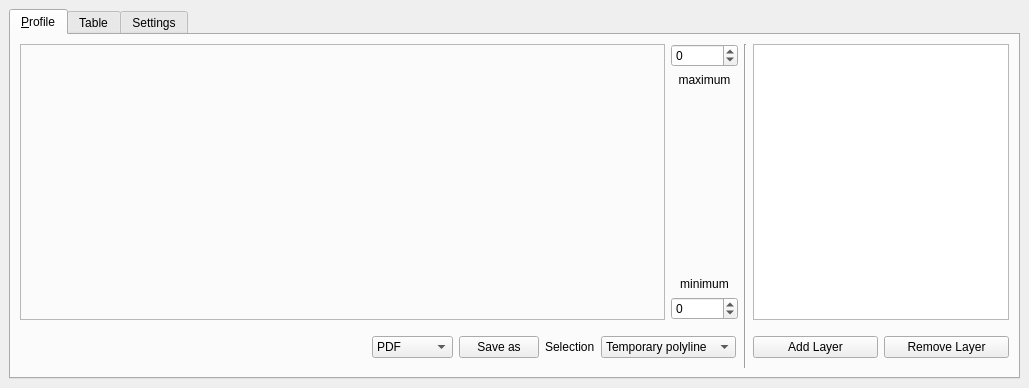
etiennesky/profiletool, file ui/profiletool.ui: the form before one commit.
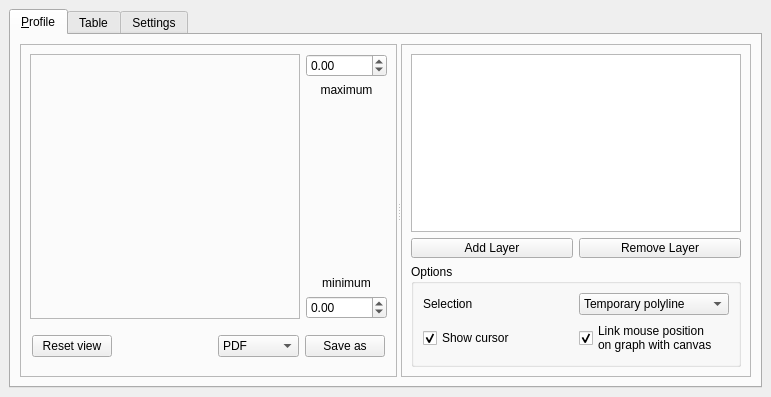
The form after the commit.

Patch:
```diff
--- a/ui/profiletool.ui
+++ b/ui/profiletool.ui
@@ -6,8 +6,8 @@
    <rect>
     <x>0</x>
     <y>0</y>
-    <width>1029</width>
-    <height>388</height>
+    <width>771</width>
+    <height>397</height>
    </rect>
   </property>
   <property name="windowTitle">
@@ -20,7 +20,7 @@
      <verstretch>0</verstretch>
     </sizepolicy>
    </property>
-   <layout class="QVBoxLayout" name="verticalLayout_3">
+   <layout class="QVBoxLayout" name="verticalLayout">
     <item>
      <widget class="QTabWidget" name="tabWidget">
       <property name="autoFillBackground">
@@ -53,29 +53,114 @@
        </attribute>
        <layout class="QHBoxLayout" name="horizontalLayout_2">
         <item>
-         <layout class="QGridLayout" name="gridLayout">
-          <item row="0" column="5">
-           <widget class="QTableView" name="tableView">
+         <widget class="QSplitter" name="splitter">
+          <property name="orientation">
+           <enum>Qt::Horizontal</enum>
+          </property>
+          <widget class="QFrame" name="frame">
+           <property name="frameShape">
+            <enum>QFrame::StyledPanel</enum>
+           </property>
+           <property name="frameShadow">
+            <enum>QFrame::Raised</enum>
+           </property>
+           <layout class="QGridLayout" name="gridLayout_3">
+            <item row="0" column="1">
+             <layout class="QVBoxLayout" name="verticalLayout_5">
+              <item>
+               <widget class="QDoubleSpinBox" name="sbMaxVal">
+                <property name="keyboardTracking">
+                 <bool>false</bool>
+                </property>
+                <property name="minimum">
+                 <double>-99999.000000000000000</double>
+                </property>
+                <property name="maximum">
+                 <double>99999.000000000000000</double>
+                </property>
+               </widget>
+              </item>
+              <item>
+               <widget class="QLabel" name="label_2">
+                <property name="text">
+                 <string>maximum</string>
+                </property>
+                <property name="alignment">
+                 <set>Qt::AlignHCenter|Qt::AlignTop</set>
+                </property>
+               </widget>
+              </item>
+              <item>
+               <spacer name="verticalSpacer_2">
+                <property name="orientation">
+                 <enum>Qt::Vertical</enum>
+                </property>
+                <property name="sizeHint" stdset="0">
+                 <size>
+                  <width>20</width>
+                  <height>40</height>
+                 </size>
+                </property>
+               </spacer>
+              </item>
+              <item>
+               <widget class="QLabel" name="label_3">
+                <property name="text">
+                 <string>minimum</string>
+                </property>
+                <property name="alignment">
+                 <set>Qt::AlignBottom|Qt::AlignHCenter</set>
+                </property>
+                <property name="margin">
+                 <number>3</number>
+                </property>
+               </widget>
+              </item>
+              <item>
+               <widget class="QDoubleSpinBox" name="sbMinVal">
+                <property name="keyboardTracking">
+                 <bool>false</bool>
+                </property>
+                <property name="minimum">
+                 <double>-99999.000000000000000</double>
+                </property>
+                <property name="maximum">
+                 <double>99999.000000000000000</double>
+                </property>
+               </widget>
+              </item>
+             </layout>
+            </item>
+            <item row="0" column="0">
+             <widget class="QFrame" name="frame_for_plot">
             <property name="sizePolicy">
-             <sizepolicy hsizetype="Preferred" vsizetype="Expanding">
+               <sizepolicy hsizetype="Expanding" vsizetype="Preferred">
               <horstretch>0</horstretch>
-              <verstretch>0</verstretch>
-             </sizepolicy>
-            </property>
-            <property name="minimumSize">
-             <size>
-              <width>10</width>
-              <height>10</height>
-             </size>
-            </property>
-           </widget>
-          </item>
-          <item row="1" column="2" colspan="2">
+                <verstretch>1</verstretch>
+               </sizepolicy>
+              </property>
+              <property name="frameShape">
+               <enum>QFrame::StyledPanel</enum>
+              </property>
+              <property name="frameShadow">
+               <enum>QFrame::Raised</enum>
+              </property>
+              <layout class="QVBoxLayout" name="verticalLayout_4"/>
+             </widget>
+            </item>
+            <item row="1" column="0" colspan="2">
            <widget class="QWidget" name="widget_save_buttons" native="true">
             <layout class="QHBoxLayout" name="horizontalLayout_3">
              <property name="margin">
               <number>2</number>
              </property>
+               <item>
+                <widget class="QPushButton" name="pushButton_reinitview">
+                 <property name="text">
+                  <string>Reset view</string>
+                 </property>
+                </widget>
+               </item>
              <item>
               <widget class="QStackedWidget" name="stackedWidget">
                <property name="currentIndex">
@@ -144,117 +229,39 @@
                </property>
               </widget>
              </item>
-             <item>
-              <widget class="QLabel" name="label">
-               <property name="text">
-                <string>Selection</string>
-               </property>
-              </widget>
-             </item>
-             <item>
-              <widget class="QComboBox" name="comboBox">
-               <property name="sizePolicy">
-                <sizepolicy hsizetype="Minimum" vsizetype="Fixed">
-                 <horstretch>0</horstretch>
-                 <verstretch>0</verstretch>
-                </sizepolicy>
-               </property>
-               <property name="frame">
-                <bool>true</bool>
-               </property>
-               <item>
-                <property name="text">
-                 <string>Temporary polyline</string>
-                </property>
-               </item>
-               <item>
-                <property name="text">
-                 <string>Selected polyline</string>
-                </property>
-               </item>
-              </widget>
-             </item>
             </layout>
            </widget>
           </item>
-          <item row="0" column="3">
-           <layout class="QVBoxLayout" name="verticalLayout_5">
-            <item>
-             <widget class="QSpinBox" name="sbMaxVal">
-              <property name="minimum">
-               <number>-99999</number>
-              </property>
-              <property name="maximum">
-               <number>999999</number>
-              </property>
-             </widget>
-            </item>
-            <item>
-             <widget class="QLabel" name="label_2">
-              <property name="text">
-               <string>maximum</string>
-              </property>
-              <property name="alignment">
-               <set>Qt::AlignHCenter|Qt::AlignTop</set>
-              </property>
-             </widget>
-            </item>
-            <item>
-             <spacer name="verticalSpacer_2">
-              <property name="orientation">
-               <enum>Qt::Vertical</enum>
-              </property>
-              <property name="sizeHint" stdset="0">
-               <size>
-                <width>20</width>
-                <height>40</height>
-               </size>
-              </property>
-             </spacer>
-            </item>
-            <item>
-             <widget class="QLabel" name="label_3">
-              <property name="text">
-               <string>minimum</string>
-              </property>
-              <property name="alignment">
-               <set>Qt::AlignBottom|Qt::AlignHCenter</set>
-              </property>
-              <property name="margin">
-               <number>3</number>
-              </property>
-             </widget>
-            </item>
-            <item>
-             <widget class="QSpinBox" name="sbMinVal">
-              <property name="minimum">
-               <number>-99999</number>
-              </property>
-              <property name="maximum">
-               <number>999999</number>
-              </property>
-             </widget>
-            </item>
            </layout>
-          </item>
-          <item row="0" column="2">
-           <widget class="QFrame" name="frame_for_plot">
-            <property name="sizePolicy">
-             <sizepolicy hsizetype="Expanding" vsizetype="Preferred">
-              <horstretch>0</horstretch>
-              <verstretch>1</verstretch>
-             </sizepolicy>
-            </property>
+           <zorder>frame_for_plot</zorder>
+           <zorder></zorder>
+           <zorder>widget_save_buttons</zorder>
+          </widget>
+          <widget class="QFrame" name="frame_2">
             <property name="frameShape">
              <enum>QFrame::StyledPanel</enum>
             </property>
             <property name="frameShadow">
              <enum>QFrame::Raised</enum>
             </property>
-            <layout class="QVBoxLayout" name="verticalLayout_9"/>
-           </widget>
-          </item>
-          <item row="1" column="5">
+           <layout class="QVBoxLayout" name="verticalLayout_3">
+            <item>
+             <widget class="QTableView" name="tableView">
+              <property name="sizePolicy">
+               <sizepolicy hsizetype="Preferred" vsizetype="Expanding">
+                <horstretch>0</horstretch>
+                <verstretch>0</verstretch>
+               </sizepolicy>
+              </property>
+              <property name="minimumSize">
+               <size>
+                <width>10</width>
+                <height>10</height>
+               </size>
+              </property>
+             </widget>
+            </item>
+            <item>
            <layout class="QHBoxLayout" name="horizontalLayout">
             <property name="spacing">
              <number>6</number>
@@ -308,27 +315,75 @@
             </item>
            </layout>
           </item>
-          <item row="0" column="4" rowspan="2">
-           <widget class="Line" name="line">
-            <property name="minimumSize">
-             <size>
-              <width>0</width>
-              <height>0</height>
-             </size>
-            </property>
-            <property name="orientation">
-             <enum>Qt::Vertical</enum>
+            <item>
+             <widget class="QGroupBox" name="groupBox">
+              <property name="title">
+               <string>Options</string>
+              </property>
+              <layout class="QGridLayout" name="gridLayout">
+               <item row="0" column="0">
+                <widget class="QLabel" name="label">
+                 <property name="text">
+                  <string>Selection</string>
             </property>
            </widget>
           </item>
-         </layout>
+               <item row="0" column="1">
+                <widget class="QComboBox" name="comboBox">
+                 <property name="sizePolicy">
+                  <sizepolicy hsizetype="Minimum" vsizetype="Fixed">
+                   <horstretch>0</horstretch>
+                   <verstretch>0</verstretch>
+                  </sizepolicy>
+                 </property>
+                 <property name="frame">
+                  <bool>true</bool>
+                 </property>
+                 <item>
+                  <property name="text">
+                   <string>Temporary polyline</string>
+                  </property>
         </item>
         <item>
-         <layout class="QVBoxLayout" name="verticalLayout">
-          <property name="bottomMargin">
-           <number>2</number>
-          </property>
-         </layout>
+                  <property name="text">
+                   <string>Selected polyline</string>
+                  </property>
+                 </item>
+                </widget>
+               </item>
+               <item row="1" column="0">
+                <widget class="QCheckBox" name="checkBox_showcursor">
+                 <property name="text">
+                  <string>Show cursor</string>
+                 </property>
+                 <property name="checked">
+                  <bool>true</bool>
+                 </property>
+                 <property name="tristate">
+                  <bool>false</bool>
+                 </property>
+                </widget>
+               </item>
+               <item row="1" column="1">
+                <widget class="QCheckBox" name="checkBox_mpl_tracking">
+                 <property name="enabled">
+                  <bool>true</bool>
+                 </property>
+                 <property name="text">
+                  <string>Link mouse position 
+on graph with canvas</string>
+                 </property>
+                 <property name="checked">
+                  <bool>true</bool>
+                 </property>
+                </widget>
+               </item>
+              </layout>
+             </widget>
+            </item>
+           </layout>
+          </widget>
+         </widget>
         </item>
        </layout>
       </widget>
@@ -370,16 +425,6 @@
            <item>
             <widget class="QComboBox" name="cboLibrary"/>
            </item>
-           <item>
-            <widget class="QCheckBox" name="checkBox_mpl_tracking">
-             <property name="enabled">
-              <bool>false</bool>
-             </property>
-             <property name="text">
-              <string>Link mouse position on graph with canvas</string>
-             </property>
-            </widget>
-           </item>
           </layout>
          </widget>
         </item>
```
Left out of the diff: 6 changed lines with no effect on the pictures. Lines whose indentation alone changed are shown as unchanged.
